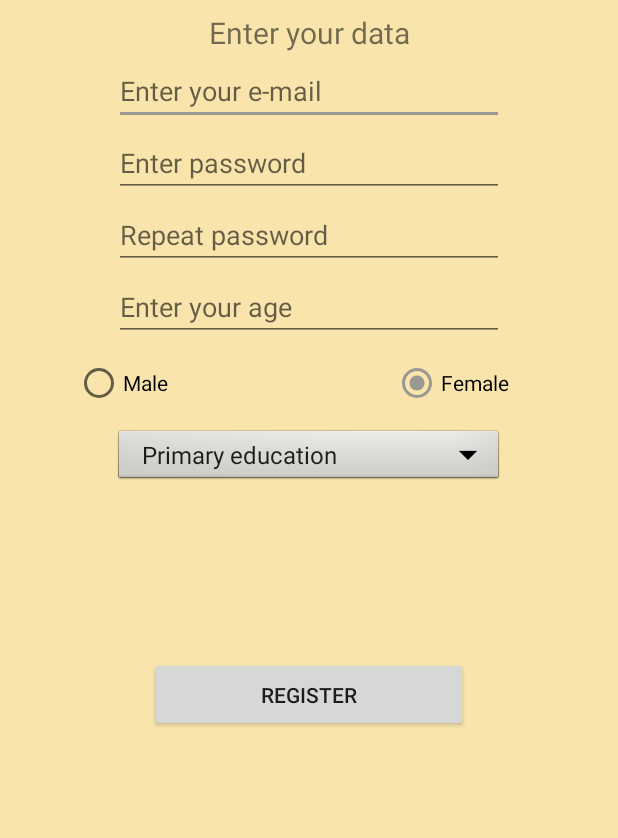
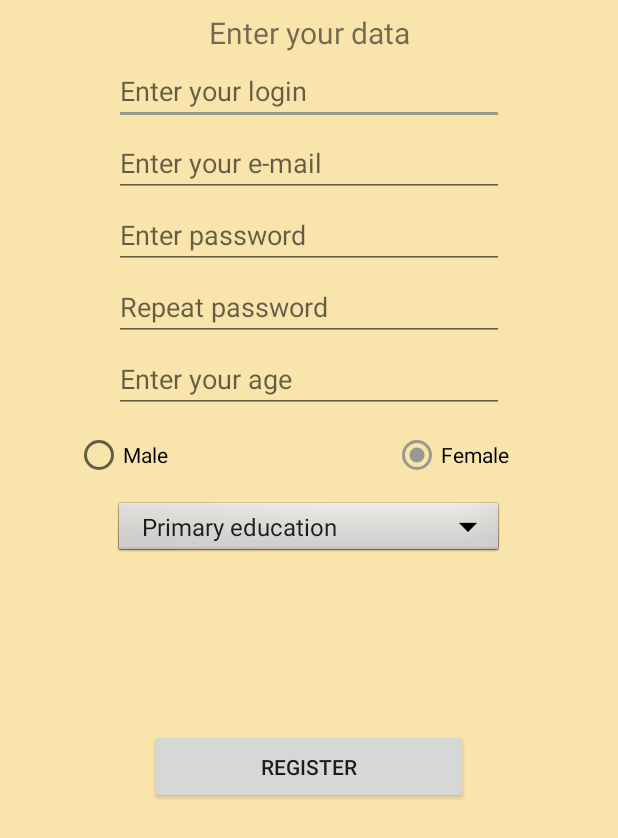
Before and after one commit to hycnara/shapewatcher, an Android app: the RegistrationActivity screen opened directly, with no data from a screen before it, after a tap on "REGISTER", on a phone screen of 412 x 824 dp. Shown: the top 838 px of the screen. Run offline under Robolectric (Android 15) with nearby library versions, the phone set to English and light mode, and no system bars; our stand-ins replace Firebase (no records; nobody signed in at launch, a user with empty details on screens opened directly); 3 other taps on this screen came first.

```diff
--- a/app/src/main/java/pl/edu/agh/shapewatcher/RegistrationActivity.java
+++ b/app/src/main/java/pl/edu/agh/shapewatcher/RegistrationActivity.java
@@ -18,10 +18,15 @@ import com.google.android.gms.tasks.OnCompleteListener;
 import com.google.android.gms.tasks.Task;
 import com.google.firebase.auth.AuthResult;
 import com.google.firebase.auth.FirebaseAuth;
+import com.google.firebase.auth.FirebaseUser;
+import com.google.firebase.auth.UserProfileChangeRequest;
+
+import org.w3c.dom.Text;
 
 
 public class RegistrationActivity extends AppCompatActivity implements View.OnClickListener{
 
+    private EditText editTextLogin;
     private EditText editTextEmail;
     private EditText editTextPassword;
     private EditText editTextPassword2;
@@ -44,6 +49,7 @@ public class RegistrationActivity extends AppCompatActivity implements View.OnCl
         firebaseAuth = FirebaseAuth.getInstance();
         progressDialog = new ProgressDialog(this);
 
+        editTextLogin = (EditText) findViewById(R.id.editTextLogin);
         editTextEmail = (EditText) findViewById(R.id.editTextEmail);
         editTextPassword = (EditText) findViewById(R.id.editTextPassword);
         editTextPassword2 = (EditText) findViewById(R.id.editTextPassword2);
@@ -72,6 +78,7 @@ public class RegistrationActivity extends AppCompatActivity implements View.OnCl
     }
 
     private void registerUser() {
+        final String login = editTextLogin.getText().toString().trim();
         String email = editTextEmail.getText().toString().trim();
         String password = editTextPassword.getText().toString().trim();
         String password2 = editTextPassword2.getText().toString().trim();
@@ -81,6 +88,10 @@ public class RegistrationActivity extends AppCompatActivity implements View.OnCl
         String sex = radioButtonMale.isChecked() ? "Male" : "Female";
         String education = spinnerEducation.getSelectedItem().toString();
 
+        if(TextUtils.isEmpty(login)){
+            Toast.makeText(this, "Please enter login", Toast.LENGTH_SHORT).show();
+            return;
+        }
         if(TextUtils.isEmpty(email)){
             Toast.makeText(this, "Please enter email", Toast.LENGTH_SHORT).show();
             return;
@@ -105,6 +116,12 @@ public class RegistrationActivity extends AppCompatActivity implements View.OnCl
             public void onComplete(@NonNull Task<AuthResult> task) {
                 if(task.isSuccessful()){
                     Toast.makeText(RegistrationActivity.this, "Registered succesfully", Toast.LENGTH_SHORT).show();
+
+                    FirebaseUser user = firebaseAuth.getCurrentUser();
+                    UserProfileChangeRequest profileUpdates = new UserProfileChangeRequest.Builder()
+                            .setDisplayName(login).build();
+                    user.updateProfile(profileUpdates);
+
                     progressDialog.dismiss();
                     finish();
                     startActivity(new Intent(RegistrationActivity.this, LoginActivity.class));
--- a/app/src/main/res/layout/activity_login.xml
+++ b/app/src/main/res/layout/activity_login.xml
@@ -47,5 +47,8 @@
         android:layout_marginTop="69dp"
         app:layout_constraintTop_toBottomOf="@+id/editTextPasswordLogIn"
         android:layout_marginLeft="8dp"
-        android:layout_marginRight="8dp" />
+        android:layout_marginRight="8dp"
+        app:layout_constraintBottom_toBottomOf="parent"
+        android:layout_marginBottom="8dp"
+        app:layout_constraintVertical_bias="0.613" />
 </android.support.constraint.ConstraintLayout>
--- a/app/src/main/res/layout/activity_registration.xml
+++ b/app/src/main/res/layout/activity_registration.xml
@@ -6,6 +6,34 @@
     android:layout_height="match_parent"
     android:background="@color/butter"
     tools:context="pl.edu.agh.shapewatcher.RegistrationActivity">
+
+
+    <TextView
+        android:id="@+id/textViewEnterData"
+        android:layout_width="wrap_content"
+        android:layout_height="wrap_content"
+        android:layout_marginTop="8dp"
+        android:text="Enter your data"
+        android:textSize="20sp"
+        app:layout_constraintTop_toTopOf="parent"
+        app:layout_constraintLeft_toLeftOf="parent"
+        app:layout_constraintRight_toRightOf="parent"
+        android:layout_marginLeft="8dp"
+        android:layout_marginRight="8dp" />
+
+    <EditText
+        android:id="@+id/editTextLogin"
+        android:layout_width="260dp"
+        android:layout_height="40dp"
+        android:ems="10"
+        android:hint="Enter your login"
+        android:inputType="textPersonName"
+        app:layout_constraintLeft_toLeftOf="parent"
+        app:layout_constraintRight_toRightOf="parent"
+        android:layout_marginLeft="8dp"
+        android:layout_marginRight="8dp"
+        android:layout_marginTop="8dp"
+        app:layout_constraintTop_toBottomOf="@+id/textViewEnterData" />
 
     <EditText
         android:id="@+id/editTextEmail"
@@ -19,7 +47,7 @@
         android:layout_marginLeft="8dp"
         android:layout_marginRight="8dp"
         android:layout_marginTop="8dp"
-        app:layout_constraintTop_toBottomOf="@+id/textViewEnterData" />
+        app:layout_constraintTop_toBottomOf="@+id/editTextLogin" />
 
     <EditText
         android:id="@+id/editTextPassword"
@@ -109,19 +137,11 @@
         android:layout_marginTop="113dp"
         app:layout_constraintTop_toBottomOf="@+id/spinnerEducation"
         android:layout_marginLeft="8dp"
-        android:layout_marginRight="8dp" />
+        android:layout_marginRight="8dp"
+        app:layout_constraintBottom_toBottomOf="parent"
+        android:layout_marginBottom="8dp"
+        app:layout_constraintVertical_bias="0.0" />
 
-    <TextView
-        android:id="@+id/textViewEnterData"
-        android:layout_width="wrap_content"
-        android:layout_height="wrap_content"
-        android:layout_marginTop="8dp"
-        android:text="Enter your data"
-        android:textSize="20dp"
-        app:layout_constraintTop_toTopOf="parent"
-        app:layout_constraintLeft_toLeftOf="parent"
-        app:layout_constraintRight_toRightOf="parent"
-        android:layout_marginLeft="8dp"
-        android:layout_marginRight="8dp" />
+
 
 </android.support.constraint.ConstraintLayout>
--- a/app/src/main/res/layout/activity_welcome.xml
+++ b/app/src/main/res/layout/activity_welcome.xml
@@ -34,7 +34,10 @@
         app:layout_constraintLeft_toLeftOf="parent"
         app:layout_constraintRight_toRightOf="parent"
         tools:layout_constraintRight_creator="1"
-        tools:layout_constraintLeft_creator="1" />
+        tools:layout_constraintLeft_creator="1"
+        android:layout_marginTop="8dp"
+        app:layout_constraintTop_toBottomOf="@+id/imageView"
+        app:layout_constraintVertical_bias="1.0" />
     <Button
         android:id="@+id/buttonRegister"
         android:width="212dp"
```
Also changed, not shown: app/src/main/java/pl/edu/agh/shapewatcher/MenuActivity.java (+13 -0 lines), app/src/main/res/layout/activity_menu.xml (+87 -0 lines).
